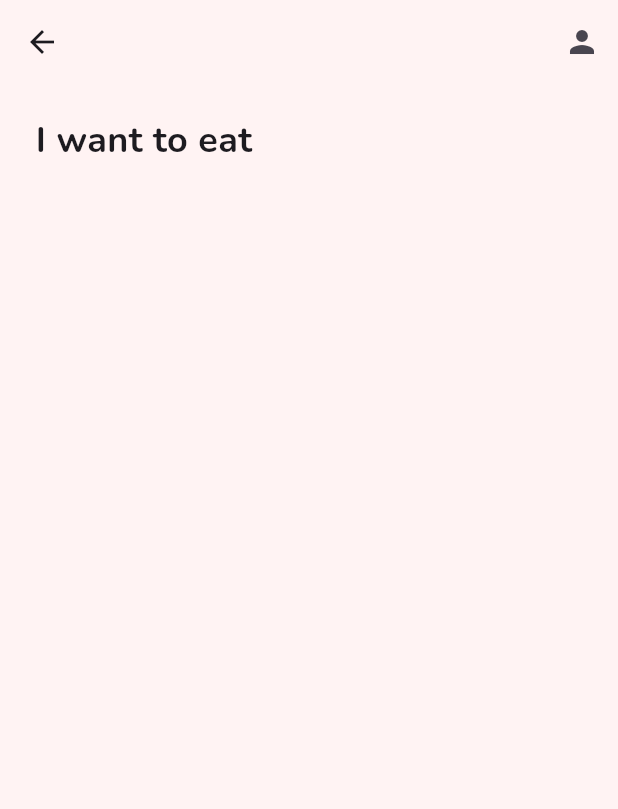
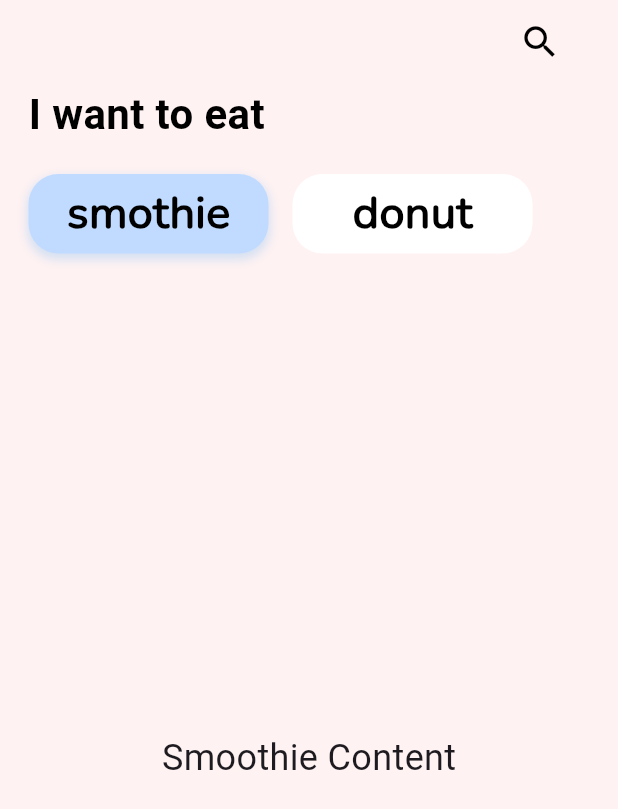
Before and after one commit to suuskaroni/flutter_thunder_summer_2025, a Flutter app: the screen it shows after launch, on a phone screen of 412 x 824 dp. Shown: the top 809 px of the screen. Run offline on Flutter 3.47's test engine with Material 3 defaults, Android fonts, the light colour scheme and no system bars; missing offline and left inert: dart:ffi; Roboto replaces fonts that are missing (Nunito).

Commit message:
Second Page dutuu baigaa

```diff
--- /dev/null
+++ b/lessons/donat/lib/FoodMenuPage.dart
@@ -0,0 +1,118 @@
+import 'package:flutter/material.dart';
+import 'package:donat/TabButton.dart';
+enum FoodTab { smoothie, donut }
+
+// Move _TabButton outside the State class
+
+
+// Minimal implementation for content widgets to make the code runnable
+class SmoothieContent extends StatelessWidget {
+  const SmoothieContent({super.key});
+
+  @override
+  Widget build(BuildContext context) {
+    return const Center(
+      child: Text('Smoothie Content', style: TextStyle(fontSize: 24)),
+    );
+  }
+}
+
+class DonutContent extends StatelessWidget {
+  const DonutContent({super.key});
+
+  @override
+  Widget build(BuildContext context) {
+    return const Center(
+      child: Text('Donut Content', style: TextStyle(fontSize: 24)),
+    );
+  }
+}
+
+class FoodMenuPage extends StatefulWidget {
+  const FoodMenuPage({super.key});
+
+  @override
+  State<FoodMenuPage> createState() => _FoodMenuPageState();
+}
+
+class _FoodMenuPageState extends State<FoodMenuPage> {
+  FoodTab _selectedTab = FoodTab.smoothie;
+
+  void _selectTab(FoodTab tab) {
+    setState(() {
+      _selectedTab = tab;
+    });
+  }
+
+  @override
+  Widget build(BuildContext context) {
+    return Scaffold(
+      backgroundColor: const Color(0xFFFFF2F2),
+      appBar: AppBar(
+        backgroundColor: const Color(0xFFFFF2F2),
+        elevation: 0,
+        actions: [
+          Padding(
+            padding: const EdgeInsets.only(right: 28),
+            child: IconButton(
+              onPressed: () {},
+              icon: const Icon(Icons.search, color: Colors.black, size: 28),
+            ),
+          ),
+        ],
+      ),
+      body: Padding(
+        padding: const EdgeInsets.symmetric(horizontal: 19),
+        child: Column(
+          crossAxisAlignment: CrossAxisAlignment.start,
+          children: [
+            _buildHeader(), // Corrected call
+            const SizedBox(height: 20),
+            _buildTabs(), // Corrected call
+            const SizedBox(height: 17),
+            Expanded(
+              child: AnimatedSwitcher(
+                duration: const Duration(milliseconds: 300),
+                child: _selectedTab == FoodTab.smoothie
+                    ? const SmoothieContent()
+                    : const DonutContent(),
+              ),
+            ),
+          ],
+        ),
+      ),
+    );
+  }
+
+  Widget _buildHeader() {
+    return const Text(
+      'I want to eat',
+      style: TextStyle(
+        color: Colors.black,
+        fontSize: 28,
+        fontFamily: 'Nunito',
+        fontWeight: FontWeight.w600,
+      ),
+    );
+  }
+
+  Widget _buildTabs() {
+    return Row(
+      children: [
+        _TabButton(
+          label: 'smothie',
+          isSelected: _selectedTab == FoodTab.smoothie,
+          onTap: () => _selectTab(FoodTab.smoothie), // Corrected call
+        ),
+        const SizedBox(width: 16),
+        _TabButton(
+          label: 'donut',
+          isSelected: _selectedTab == FoodTab.donut,
+          onTap: () => _selectTab(FoodTab.donut), // Corrected call
+        ),
+      ],
+    );
+  }
+
+  _TabButton({required String label, required bool isSelected, required void Function() onTap}) {}
+}
--- /dev/null
+++ b/lessons/donat/lib/TabButton.dart
@@ -0,0 +1,48 @@
+import 'package:flutter/material.dart';
+class _TabButton extends StatelessWidget {
+  final String label;
+  final bool isSelected;
+  final VoidCallback onTap;
+
+  const _TabButton({
+    required this.label,
+    required this.isSelected,
+    required this.onTap,
+  });
+
+  @override
+  Widget build(BuildContext context) {
+    return
+      GestureDetector(
+        onTap: onTap,
+        child: Container(
+          width: 160,
+          height: 53,
+          decoration: ShapeDecoration(
+            color: isSelected ? const Color(0xFFC0DBFF) : Colors.white,
+            shape: RoundedRectangleBorder(
+              borderRadius: BorderRadius.circular(20),
+            ),
+            shadows: isSelected
+                ? [
+              BoxShadow(
+                color: Colors.blue.withOpacity(0.2),
+                spreadRadius: 1,
+                blurRadius: 5,
+                offset: const Offset(0, 3),
+              ),
+            ]
+                : [],
+          ),
+          child: Center(
+            child: Text(label, style: const TextStyle(
+              color: Colors.black,
+              fontSize: 30,
+              fontFamily: 'Nunito-Regular',
+              fontWeight: FontWeight.w800,
+            ),),
+          ),
+        ),
+      );
+  }
+}
--- a/lessons/donat/lib/main.dart
+++ b/lessons/donat/lib/main.dart
@@ -1,12 +1,13 @@
-import 'package:donat/smoothie_screen.dart';
+import 'package:donat/second_screen.dart';
 import 'package:donat/start_page.dart';
+import 'package:donat/start_screen.dart';
 import 'package:flutter/material.dart';
 
 void main() {
   runApp(
     MaterialApp(
 
-      home: SmoothieScreen(),
+      home: FoodMenuPage(),
     ),
   );
 }
--- /dev/null
+++ b/lessons/donat/lib/second_screen.dart
@@ -0,0 +1,176 @@
+import 'package:flutter/material.dart';
+
+enum FoodTab { smoothie, donut }
+
+// Move _TabButton outside the State class
+class _TabButton extends StatelessWidget {
+  final String label;
+  final bool isSelected;
+  final VoidCallback onTap;
+
+  const _TabButton({
+    required this.label,
+    required this.isSelected,
+    required this.onTap,
+  });
+
+  @override
+  Widget build(BuildContext context) {
+    return
+      GestureDetector(
+      onTap: onTap,
+      child: Container(
+        width: 160,
+        height: 53,
+        decoration: ShapeDecoration(
+          color: isSelected ? const Color(0xFFC0DBFF) : Colors.white,
+          shape: RoundedRectangleBorder(
+            borderRadius: BorderRadius.circular(20),
+          ),
+          shadows: isSelected
+              ? [
+                BoxShadow(
+                  color: Colors.blue.withOpacity(0.2),
+                  spreadRadius: 1,
+                  blurRadius: 5,
+                  offset: const Offset(0, 3),
+                ),
+          ]
+            : [],
+        ),
+        child: Center(
+          child: Text(label, style: const TextStyle(
+            color: Colors.black,
+            fontSize: 30,
+            fontFamily: 'Nunito-Regular',
+            fontWeight: FontWeight.w800,
+          ),),
+        ),
+      ),
+      // Container(
+      //   padding: const EdgeInsets.symmetric(horizontal: 20, vertical: 10),
+      //   decoration: BoxDecoration(
+      //     color: isSelected ? Colors.pinkAccent : Colors.white,
+      //     borderRadius: BorderRadius.circular(20),
+      //   ),
+      //   child: Text(
+      //     label,
+      //     style: TextStyle(
+      //       color: isSelected ? Colors.white : Colors.black,
+      //       fontWeight: FontWeight.bold,
+      //     ),
+      //   ),
+      // ),
+    );
+  }
+}
+
+// Minimal implementation for content widgets to make the code runnable
+class SmoothieContent extends StatelessWidget {
+  const SmoothieContent({super.key});
+
+  @override
+  Widget build(BuildContext context) {
+    return const Center(
+      child: Text('Smoothie Content', style: TextStyle(fontSize: 24)),
+    );
+  }
+}
+
+class DonutContent extends StatelessWidget {
+  const DonutContent({super.key});
+
+  @override
+  Widget build(BuildContext context) {
+    return const Center(
+      child: Text('Donut Content', style: TextStyle(fontSize: 24)),
+    );
+  }
+}
+
+class FoodMenuPage extends StatefulWidget {
+  const FoodMenuPage({super.key});
+
+  @override
+  State<FoodMenuPage> createState() => _FoodMenuPageState();
+}
+
+class _FoodMenuPageState extends State<FoodMenuPage> {
+  FoodTab _selectedTab = FoodTab.smoothie;
+
+  void _selectTab(FoodTab tab) {
+    setState(() {
+      _selectedTab = tab;
+    });
+  }
+
+  @override
+  Widget build(BuildContext context) {
+    return Scaffold(
+      backgroundColor: const Color(0xFFFFF2F2),
+      appBar: AppBar(
+        backgroundColor: const Color(0xFFFFF2F2),
+        elevation: 0,
+        actions: [
+          Padding(
+            padding: const EdgeInsets.only(right: 28),
+            child: IconButton(
+              onPressed: () {},
+              icon: const Icon(Icons.search, color: Colors.black, size: 28),
+            ),
+          ),
+        ],
+      ),
+      body: Padding(
+        padding: const EdgeInsets.symmetric(horizontal: 19),
+        child: Column(
+          crossAxisAlignment: CrossAxisAlignment.start,
+          children: [
+            _buildHeader(), // Corrected call
+            const SizedBox(height: 20),
+            _buildTabs(), // Corrected call
+            const SizedBox(height: 17),
+            Expanded(
+              child: AnimatedSwitcher(
+                duration: const Duration(milliseconds: 300),
+                child: _selectedTab == FoodTab.smoothie
+                    ? const SmoothieContent()
+                    : const DonutContent(),
+              ),
+            ),
+          ],
+        ),
+      ),
+    );
+  }
+
+  Widget _buildHeader() {
+    return const Text(
+      'I want to eat',
+      style: TextStyle(
+        color: Colors.black,
+        fontSize: 28,
+        fontFamily: 'Nunito',
+        fontWeight: FontWeight.w600,
+      ),
+    );
+  }
+
+  Widget _buildTabs() {
+    return Row(
+      children: [
+        _TabButton(
+          label: 'smothie',
+          isSelected: _selectedTab == FoodTab.smoothie,
+          onTap: () => _selectTab(FoodTab.smoothie), // Corrected call
+        ),
+        const SizedBox(width: 16),
+        _TabButton(
+          label: 'donut',
+          isSelected: _selectedTab == FoodTab.donut,
+          onTap: () => _selectTab(FoodTab.donut), // Corrected call
+        ),
+      ],
+    );
+  }
+}
--- a/lessons/donat/lib/smoothie_screen.dart
+++ /dev/null
@@ -1,31 +0,0 @@
-import 'package:flutter/material.dart';
-
-class SmoothieScreen extends StatelessWidget {
-  const SmoothieScreen({super.key});
-
-  @override
-  Widget build(BuildContext context) {
-    return Scaffold(
-      backgroundColor: Color(0xFFFFF3F3),
-      appBar: AppBar(
-        backgroundColor: Color(0xFFFFF3F3),
-        leading: IconButton(onPressed: () {}, icon: Icon(Icons.arrow_back)),
-        actions: [IconButton(onPressed: () {}, icon: Icon(Icons.person))],
-      ),
-      body: Column(
-        crossAxisAlignment: CrossAxisAlignment.start,
-        children: [
-          Padding(padding: EdgeInsets.only(right: 220, top: 20),
-            child: Center(
-              child: Text('I want to eat', style: TextStyle(
-                fontSize: 24,
-                fontWeight: FontWeight.w600,
-                fontFamily: 'Nunito-Bold'
-              ),),
-            ),
-          ),
-        ],
-      ),
-    );
-  }
-}
```
Also changed, not shown: lessons/donat/lib/Donut_Content.dart (added, +19 -0 lines), lessons/donat/lib/ProductCard.dart (added, +93 -0 lines), lessons/donat/lib/smoothie_content.dart (added, +52 -0 lines), lessons/donat/lib/start_screen.dart (added, +66 -0 lines), lessons/donat/pubspec.yaml (+9 -0 lines), lessons/donat/assets/fonts/Poppins-Black.ttf (added), lessons/donat/assets/fonts/Poppins-Bold.ttf (added), lessons/donat/assets/fonts/Poppins-Italic.ttf (added), 2 other files.
